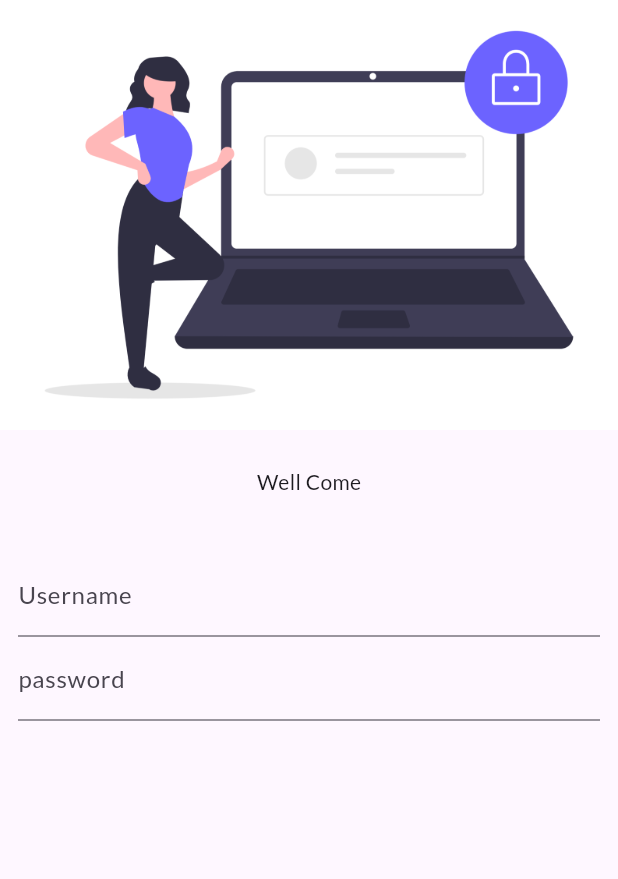
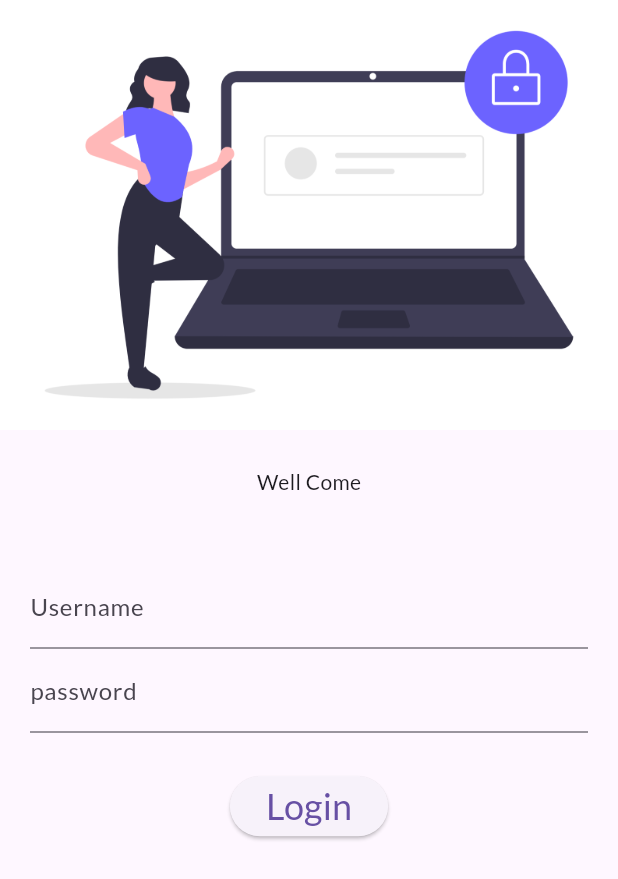
Before and after one commit to ADIL41/Flutter, a Flutter app: the screen it shows after launch, on a phone screen of 412 x 824 dp. Shown: the top 879 px of the screen. Run offline on Flutter 3.47's test engine with Material 3 defaults, Android fonts, the phone set to English and light mode, and no system bars; our stand-ins replace google_fonts.

Commit message:
day5 is continue

```diff
--- a/lib/pages/login_page.dart
+++ b/lib/pages/login_page.dart
@@ -13,7 +13,7 @@ class LoginPage extends StatelessWidget {
           Text('Well Come'),
           SizedBox(height: 25),
           Padding(
-            padding: const EdgeInsets.symmetric(horizontal: 12, vertical: 12),
+            padding: const EdgeInsets.symmetric(horizontal: 20, vertical: 20),
             child: Column(
               children: [
                 TextFormField(
@@ -29,6 +29,13 @@ class LoginPage extends StatelessWidget {
                     labelText: "password",
                   ),
                 ),
+                SizedBox(height: 25),
+                ElevatedButton(
+                  onPressed: () {
+                    print('login is clicked');
+                  },
+                  child: Text('Login',style: TextStyle(fontSize: 24),),
+                ),
               ],
             ),
           ),
```
